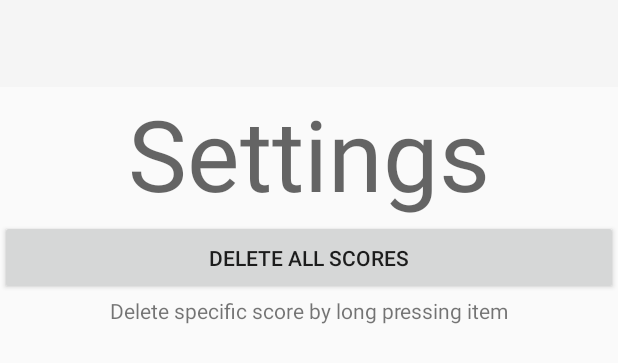
After one commit to giancarloC/CS388, an Android app: the layout settings.xml on its own in the app's theme, with its tools: preview values and no code run, on a phone screen of 412 x 824 dp. The commit adds this screen. Shown: the top 363 px of the screen. Run offline under Robolectric (Android 15) with nearby library versions, the phone set to English and light mode, and no system bars.

Commit message:
finished whackamole

```diff
--- a/WhackAMole/app/src/main/AndroidManifest.xml
+++ b/WhackAMole/app/src/main/AndroidManifest.xml
@@ -17,6 +17,9 @@
             </intent-filter>
         </activity>
         <activity android:name=".ScoreActivity"></activity>
+        <activity android:name="HistoryActivity"></activity>
+        <activity android:name=".SettingsActivity"></activity>
+
     </application>
 
 </manifest>
--- a/WhackAMole/app/src/main/java/com/example/whackamole/ScoreViewHolder.java
+++ b/WhackAMole/app/src/main/java/com/example/whackamole/ScoreViewHolder.java
@@ -1,5 +1,6 @@
 package com.example.whackamole;
 
+import android.content.Context;
 import android.util.Log;
 import android.view.LayoutInflater;
 import android.view.View;
@@ -14,10 +15,13 @@ public class ScoreViewHolder extends RecyclerView.ViewHolder {
 
     private ScoreViewHolder(View itemView) {
         super(itemView);
+
         nameView = itemView.findViewById(R.id.nameView);
         scoreView = itemView.findViewById(R.id.scoreView);
         dateView = itemView.findViewById(R.id.dateView);
     }
+
+
 
     public void bind(String name, int score, String date) {
         Log.v(TAG, "name " + name);
--- a/WhackAMole/app/src/main/java/com/example/whackamole/db/dao/ScoreDao.java
+++ b/WhackAMole/app/src/main/java/com/example/whackamole/db/dao/ScoreDao.java
@@ -18,6 +18,9 @@ public interface ScoreDao {
     @Query("SELECT * FROM scores order by score desc, created desc LIMIT 10")
     LiveData<List<ScoreEntity>> getTop10();
 
+    @Query("SELECT * FROM scores order by score desc, created desc")
+    LiveData<List<ScoreEntity>> getTop();
+
     @Query("SELECT * FROM scores WHERE name LIKE :name LIMIT 10")
     ScoreEntity findByName(String name);
 
@@ -29,4 +32,7 @@ public interface ScoreDao {
 
     @Query("DELETE FROM scores")
     void deleteAll();
+
+    @Query("DELETE FROM scores WHERE name LIKE :name AND score LIKE :score AND created LIKE :created")
+    void deleteScore(String name, int score, String created);
 }
--- /dev/null
+++ b/WhackAMole/app/src/main/res/layout/settings.xml
@@ -0,0 +1,70 @@
+<?xml version="1.0" encoding="utf-8"?>
+<androidx.constraintlayout.widget.ConstraintLayout
+    xmlns:app="http://schemas.android.com/apk/res-auto"
+    xmlns:android="http://schemas.android.com/apk/res/android" android:layout_width="match_parent"
+    xmlns:tools="http://schemas.android.com/tools"
+    tools:context=".MainActivity"
+    android:layout_height="match_parent">
+
+    <LinearLayout
+        android:layout_width="fill_parent"
+        android:layout_height="fill_parent"
+        android:orientation="vertical"
+        app:layout_constraintBottom_toBottomOf="parent"
+        app:layout_constraintEnd_toEndOf="parent"
+        app:layout_constraintStart_toStartOf="parent"
+        app:layout_constraintTop_toTopOf="parent">
+        <androidx.appcompat.widget.Toolbar
+            android:id="@+id/toolbar"
+            android:layout_width="match_parent"
+            android:layout_height="wrap_content"
+            android:background="?attr/colorPrimary"
+            android:minHeight="?attr/actionBarSize"
+            android:theme="?attr/actionBarTheme"
+            app:layout_constraintEnd_toEndOf="parent"
+            app:layout_constraintStart_toStartOf="parent"
+            app:layout_constraintTop_toTopOf="parent"
+            android:layout_weight=".01"/>
+        <TextView
+            android:id="@+id/textView"
+            android:layout_width="match_parent"
+            android:layout_height="wrap_content"
+            android:layout_weight=".19"
+            android:gravity="center|top"
+            android:text="Settings"
+            android:textAppearance="@style/TextAppearance.AppCompat.Display1"
+            app:autoSizeTextType="uniform"
+            app:layout_constraintEnd_toEndOf="parent"
+            app:layout_constraintStart_toStartOf="parent"
+            app:layout_constraintTop_toTopOf="parent" />
+
+        <Button
+            android:id="@+id/deleteBtn"
+            android:layout_width="match_parent"
+            android:layout_height="wrap_content"
+            android:layout_weight=".01"
+            android:text="Delete All Scores" />
+
+        <TextView
+            android:id="@+id/textView2"
+            android:layout_width="match_parent"
+            android:layout_height="wrap_content"
+            android:layout_weight=".01"
+            android:gravity="center"
+            android:text="Delete specific score by long pressing item" />
+
+        <androidx.recyclerview.widget.RecyclerView
+            android:id="@+id/recyclerview"
+            android:layout_width="match_parent"
+            android:layout_height="422dp"
+            android:gravity="center|top"
+            android:layout_weight=".8"
+            android:padding="5dp"
+            app:layout_constraintBottom_toBottomOf="parent"
+            app:layout_constraintLeft_toLeftOf="parent"
+            app:layout_constraintRight_toRightOf="parent"
+            app:layout_constraintTop_toTopOf="parent"
+            tools:listitem="@layout/scoreview_item" />
+
+    </LinearLayout>
+</androidx.constraintlayout.widget.ConstraintLayout>
--- a/WhackAMole/app/src/main/res/menu/menu.xml
+++ b/WhackAMole/app/src/main/res/menu/menu.xml
@@ -6,7 +6,7 @@
     <item android:id="@+id/game"
         app:showAsAction="never"
         android:icon="@drawable/ic_baseline_play_arrow_24"
-        android:title="Play" />
+        android:title="Main" />
     <item android:id="@+id/scores"
         app:showAsAction="never"
         android:icon="@drawable/ic_baseline_table_view_24"
```
Also changed, not shown: WhackAMole/app/build.gradle (+7 -0 lines), WhackAMole/app/src/main/java/com/example/whackamole/HistoryActivity.java (added, +137 -0 lines), WhackAMole/app/src/main/java/com/example/whackamole/MainActivity.java (+32 -1 lines), WhackAMole/app/src/main/java/com/example/whackamole/RecyclerItemClickListener.java (added, +52 -0 lines), WhackAMole/app/src/main/java/com/example/whackamole/SettingsActivity.java (added, +148 -0 lines), WhackAMole/app/src/main/java/com/example/whackamole/db/ScoreRepository.java (+15 -0 lines), WhackAMole/app/src/main/java/com/example/whackamole/db/viewmodel/ScoreViewModel.java (+16 -0 lines), WhackAMole/app/src/main/res/layout/activity_main.xml (+6 -3 lines), WhackAMole/app/src/main/res/layout/history.xml (added, +76 -0 lines).
